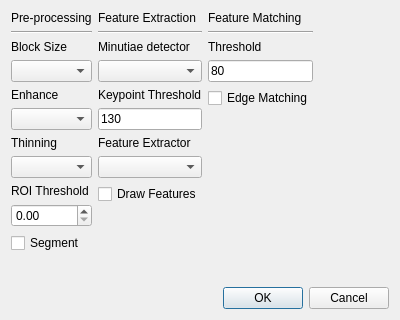
Above: Proyecto-Final/configdialog.ui from nlandau91/Proyecto-Final before the change. Below: the same form after it.
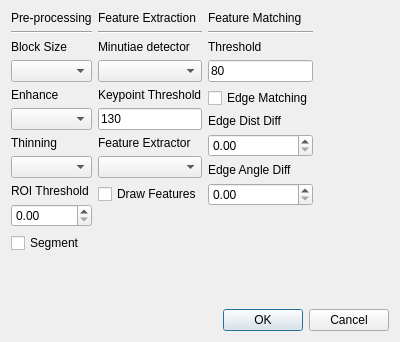
That is the form after the change.

Commit message: agregados parametros a configdialog. Ver por que matchea mal

Patch:
```diff
--- a/Proyecto-Final/configdialog.ui
+++ b/Proyecto-Final/configdialog.ui
@@ -7,7 +7,7 @@
     <x>0</x>
     <y>0</y>
     <width>400</width>
-    <height>320</height>
+    <height>342</height>
    </rect>
   </property>
   <property name="windowTitle">
@@ -248,6 +248,26 @@
          </property>
         </widget>
        </item>
+       <item>
+        <widget class="QLabel" name="label_12">
+         <property name="text">
+          <string>Edge Dist Diff</string>
+         </property>
+        </widget>
+       </item>
+       <item>
+        <widget class="QDoubleSpinBox" name="doubleSpinBox_edgeDist"/>
+       </item>
+       <item>
+        <widget class="QLabel" name="label_13">
+         <property name="text">
+          <string>Edge Angle Diff</string>
+         </property>
+        </widget>
+       </item>
+       <item>
+        <widget class="QDoubleSpinBox" name="doubleSpinBox_edgeAngle"/>
+       </item>
        <item>
         <spacer name="verticalSpacer_3">
          <property name="orientation">
```
The commit also changes 8 other files.
